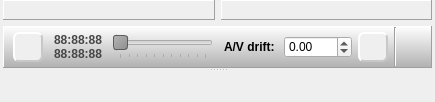
Qt form Homer/forms/Widgets/ParticipantWidget.ui (Homer-Conferencing/Homer-Conferencing) before a commit.
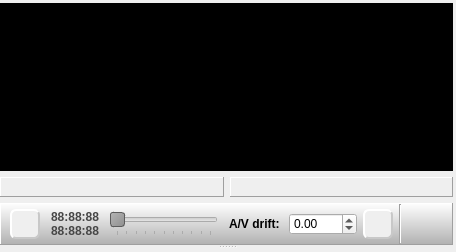
The same form after that commit. Icons and pictures are not drawn. Custom widgets are drawn as their Qt base class.

Commit message: - show Homer logo as place holder in case we are in full screen - allow user to disable conferencing functions

Patch:
```diff
--- a/Homer/forms/Widgets/ParticipantWidget.ui
+++ b/Homer/forms/Widgets/ParticipantWidget.ui
@@ -6,8 +6,8 @@
    <rect>
     <x>0</x>
     <y>0</y>
-    <width>435</width>
-    <height>102</height>
+    <width>456</width>
+    <height>252</height>
    </rect>
   </property>
   <property name="font">
@@ -25,19 +25,127 @@
    <string>Participant widget</string>
   </property>
   <widget class="QWidget" name="mParticipantWidgetContent">
-   <layout class="QVBoxLayout" name="verticalLayout_2">
+   <layout class="QVBoxLayout" name="verticalLayout_2" stretch="1,0">
     <property name="leftMargin">
-     <number>3</number>
-    </property>
-    <property name="topMargin">
      <number>0</number>
     </property>
+    <property name="topMargin">
+     <number>3</number>
+    </property>
     <property name="rightMargin">
      <number>3</number>
     </property>
     <property name="bottomMargin">
      <number>3</number>
     </property>
+    <item>
+     <widget class="QFrame" name="mLogoFrame">
+      <property name="styleSheet">
+       <string notr="true">background-color: rgb(0, 0, 0);</string>
+      </property>
+      <property name="frameShape">
+       <enum>QFrame::Panel</enum>
+      </property>
+      <property name="frameShadow">
+       <enum>QFrame::Raised</enum>
+      </property>
+      <layout class="QHBoxLayout" name="horizontalLayout_3">
+       <property name="leftMargin">
+        <number>13</number>
+       </property>
+       <property name="topMargin">
+        <number>7</number>
+       </property>
+       <property name="rightMargin">
+        <number>13</number>
+       </property>
+       <property name="bottomMargin">
+        <number>7</number>
+       </property>
+       <item>
+        <spacer name="horizontalSpacer">
+         <property name="orientation">
+          <enum>Qt::Horizontal</enum>
+         </property>
+         <property name="sizeType">
+          <enum>QSizePolicy::MinimumExpanding</enum>
+         </property>
+         <property name="sizeHint" stdset="0">
+          <size>
+           <width>1</width>
+           <height>20</height>
+          </size>
+         </property>
+        </spacer>
+       </item>
+       <item>
+        <layout class="QVBoxLayout" name="verticalLayout_3">
+         <item>
+          <spacer name="verticalSpacer">
+           <property name="orientation">
+            <enum>Qt::Vertical</enum>
+           </property>
+           <property name="sizeType">
+            <enum>QSizePolicy::MinimumExpanding</enum>
+           </property>
+           <property name="sizeHint" stdset="0">
+            <size>
+             <width>20</width>
+             <height>1</height>
+            </size>
+           </property>
+          </spacer>
+         </item>
+         <item>
+          <widget class="QLabel" name="mLbLogo">
+           <property name="styleSheet">
+            <string notr="true"/>
+           </property>
+           <property name="text">
+            <string/>
+           </property>
+           <property name="pixmap">
+            <pixmap resource="../../resources/Icons.qrc">:/images/VersionLogoHomer.png</pixmap>
+           </property>
+          </widget>
+         </item>
+         <item>
+          <spacer name="verticalSpacer_2">
+           <property name="orientation">
+            <enum>Qt::Vertical</enum>
+           </property>
+           <property name="sizeType">
+            <enum>QSizePolicy::MinimumExpanding</enum>
+           </property>
+           <property name="sizeHint" stdset="0">
+            <size>
+             <width>20</width>
+             <height>1</height>
+            </size>
+           </property>
+          </spacer>
+         </item>
+        </layout>
+       </item>
+       <item>
+        <spacer name="horizontalSpacer_2">
+         <property name="orientation">
+          <enum>Qt::Horizontal</enum>
+         </property>
+         <property name="sizeType">
+          <enum>QSizePolicy::MinimumExpanding</enum>
+         </property>
+         <property name="sizeHint" stdset="0">
+          <size>
+           <width>1</width>
+           <height>20</height>
+          </size>
+         </property>
+        </spacer>
+       </item>
+      </layout>
+     </widget>
+    </item>
     <item>
      <widget class="QSplitter" name="mSplitter">
       <property name="orientation">
```
The commit also changes 6 other files.
